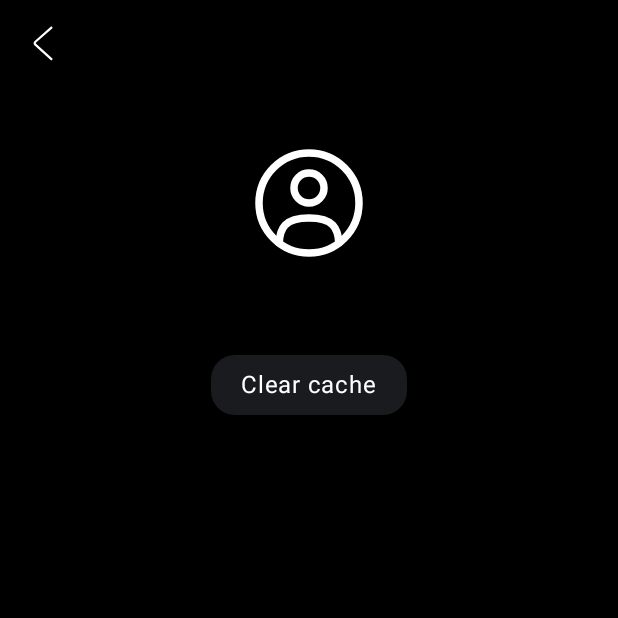
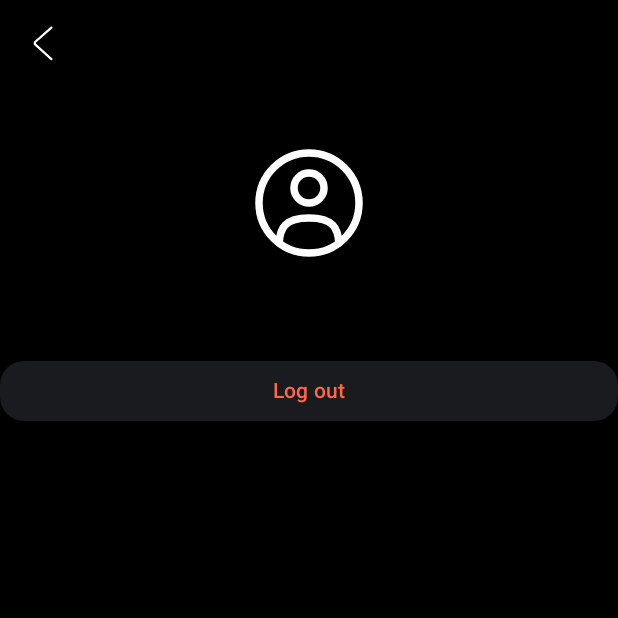
Before and after one commit to PaulLinca/vybes-app, an Android app built with Jetpack Compose: the composable ProfileScreen shown on its own in the app's theme, on a phone screen of 412 x 824 dp, the top half of it. Run offline under Robolectric (Android 15) with nearby library versions, the phone set to English and light mode, and no system bars; our stand-ins replace Dagger/Hilt's generated code; network calls fail; 2 statements that could not run were skipped.

Commit message:
VYBES-APP | Improve logout

```diff
--- a/app/src/main/java/com/example/vybes/MainActivity.kt
+++ b/app/src/main/java/com/example/vybes/MainActivity.kt
@@ -32,7 +32,7 @@ class MainActivity : ComponentActivity() {
         lifecycleScope.launch {
             AuthEventBus.authEvents.collect { event ->
                 when (event) {
-                    is AuthEvent.TokenExpired -> {
+                    is AuthEvent.TokenExpired, AuthEvent.TokenCleared -> {
                         startActivity(
                             Intent(this@MainActivity, AuthActivity::class.java)
                                 .apply {
--- a/app/src/main/java/com/example/vybes/auth/AuthEventBus.kt
+++ b/app/src/main/java/com/example/vybes/auth/AuthEventBus.kt
@@ -14,4 +14,5 @@ object AuthEventBus {
 
 sealed class AuthEvent {
     object TokenExpired : AuthEvent()
+    object TokenCleared : AuthEvent()
 }
--- a/app/src/main/java/com/example/vybes/profile/ProfileScreen.kt
+++ b/app/src/main/java/com/example/vybes/profile/ProfileScreen.kt
@@ -2,39 +2,46 @@ package com.example.vybes.profile
 
 import androidx.compose.foundation.Image
 import androidx.compose.foundation.background
-import androidx.compose.foundation.clickable
-import androidx.compose.foundation.layout.Box
 import androidx.compose.foundation.layout.Column
+import androidx.compose.foundation.layout.PaddingValues
 import androidx.compose.foundation.layout.Spacer
 import androidx.compose.foundation.layout.fillMaxSize
 import androidx.compose.foundation.layout.fillMaxWidth
 import androidx.compose.foundation.layout.padding
 import androidx.compose.foundation.layout.size
 import androidx.compose.foundation.shape.RoundedCornerShape
+import androidx.compose.material3.Button
+import androidx.compose.material3.ButtonDefaults
 import androidx.compose.material3.Text
 import androidx.compose.runtime.Composable
+import androidx.compose.runtime.collectAsState
+import androidx.compose.runtime.getValue
 import androidx.compose.ui.Alignment
 import androidx.compose.ui.Modifier
-import androidx.compose.ui.draw.clip
 import androidx.compose.ui.graphics.Color
 import androidx.compose.ui.graphics.ColorFilter
 import androidx.compose.ui.res.painterResource
+import androidx.compose.ui.res.stringResource
 import androidx.compose.ui.unit.dp
+import androidx.hilt.navigation.compose.hiltViewModel
 import androidx.navigation.NavController
 import com.example.vybes.R
-import com.example.vybes.auth.login.LoginScreen
 import com.example.vybes.common.composables.TopBarWithBackButton
+import com.example.vybes.common.theme.ErrorRed
 import com.example.vybes.common.theme.SpotifyDarkGrey
 import com.example.vybes.common.theme.White
 import com.example.vybes.common.theme.songTitleStyle
-import com.example.vybes.sharedpreferences.SharedPreferencesManager
 import kotlinx.serialization.Serializable
 
 @Serializable
 object ProfileScreen
 
 @Composable
-fun ProfileScreen(navController: NavController) {
+fun ProfileScreen(
+    navController: NavController,
+    profileViewModel: ProfileViewModel = hiltViewModel()
+) {
+    val username by profileViewModel.username.collectAsState()
 
     Column(
         modifier = Modifier
@@ -61,7 +68,7 @@ fun ProfileScreen(navController: NavController) {
                     .fillMaxWidth()
             )
             Text(
-                text = getCurrentUsername(),
+                text = username,
                 color = White,
                 modifier = Modifier
                     .align(Alignment.CenterHorizontally),
@@ -72,31 +79,20 @@ fun ProfileScreen(navController: NavController) {
                     .size(30.dp)
                     .fillMaxWidth()
             )
-            Box(
+            Button(
+                onClick = { profileViewModel.logout() },
                 modifier = Modifier
-                    .clip(RoundedCornerShape(16.dp))
-                    .align(Alignment.CenterHorizontally)
-                    .background(SpotifyDarkGrey)
-                    .padding(horizontal = 20.dp, vertical = 8.dp)
-                    .clickable(onClick = onClearCache(navController)),
+                    .fillMaxWidth()
+                    .align(Alignment.CenterHorizontally),
+                shape = RoundedCornerShape(16.dp),
+                colors = ButtonDefaults.buttonColors(containerColor = SpotifyDarkGrey),
+                contentPadding = PaddingValues(horizontal = 20.dp, vertical = 8.dp)
             ) {
                 Text(
-                    text = "Clear cache", color = White,
+                    text = stringResource(R.string.logout),
+                    color = ErrorRed
                 )
             }
         }
     }
 }
-
-private fun getCurrentUsername() =
-    SharedPreferencesManager.getUsername().orEmpty()
-
-private fun onClearCache(
-    navController: NavController
-): () -> Unit = {
-    SharedPreferencesManager.clearUserData()
-    navController.navigate(LoginScreen) {
-        popUpTo(0) { inclusive = true }
-        launchSingleTop = true
-    }
-}
--- /dev/null
+++ b/app/src/main/java/com/example/vybes/profile/ProfileViewModel.kt
@@ -0,0 +1,29 @@
+package com.example.vybes.profile
+
+import androidx.lifecycle.ViewModel
+import androidx.lifecycle.viewModelScope
+import com.example.vybes.auth.AuthEvent
+import com.example.vybes.auth.AuthEventBus
+import com.example.vybes.sharedpreferences.SharedPreferencesManager
+import dagger.hilt.android.lifecycle.HiltViewModel
+import kotlinx.coroutines.flow.MutableStateFlow
+import kotlinx.coroutines.flow.asStateFlow
+import kotlinx.coroutines.launch
+import javax.inject.Inject
+
+@HiltViewModel
+class ProfileViewModel @Inject constructor() : ViewModel() {
+    private val _username = MutableStateFlow("")
+    val username = _username.asStateFlow()
+
+    init {
+        _username.value = SharedPreferencesManager.getUsername().orEmpty()
+    }
+
+    fun logout() {
+        viewModelScope.launch {
+            SharedPreferencesManager.clearUserData()
+            AuthEventBus.emit(AuthEvent.TokenCleared)
+        }
+    }
+}
--- a/app/src/main/res/values/strings.xml
+++ b/app/src/main/res/values/strings.xml
@@ -2,6 +2,7 @@
     <string name="app_name">vybes</string>
     <string name="register">Register</string>
     <string name="login">Login</string>
+    <string name="logout">Log out</string>
     <string name="already_have_an_account">Already have an account?</string>
     <string name="username">Username</string>
     <string name="password">Password</string>
```
